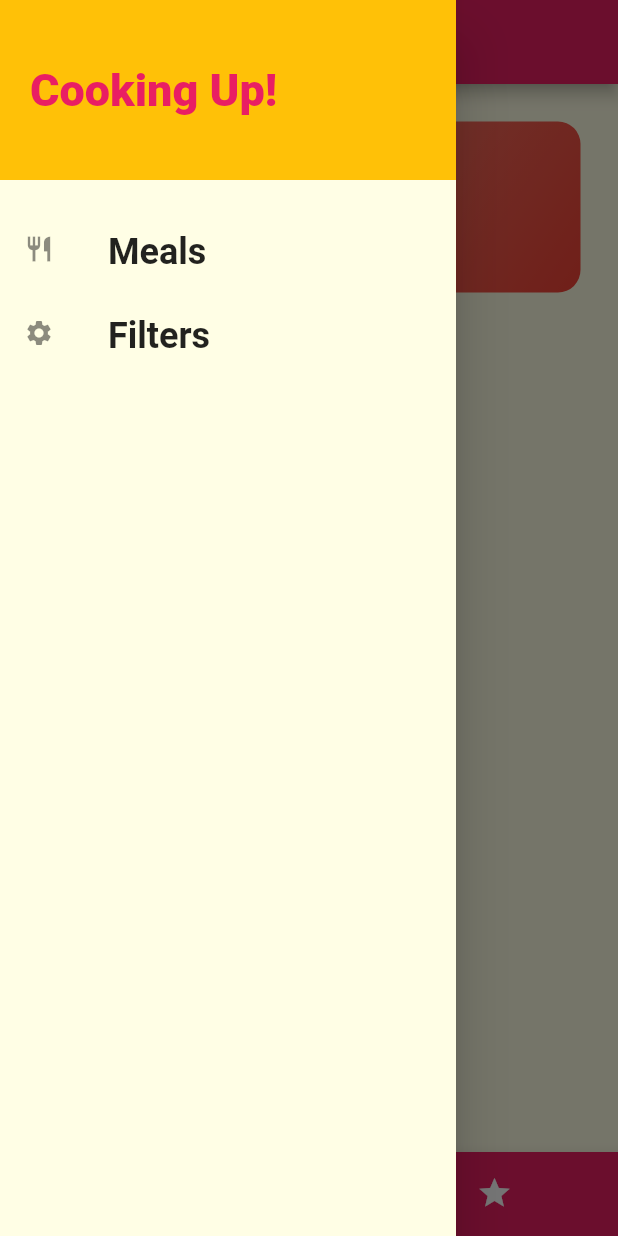
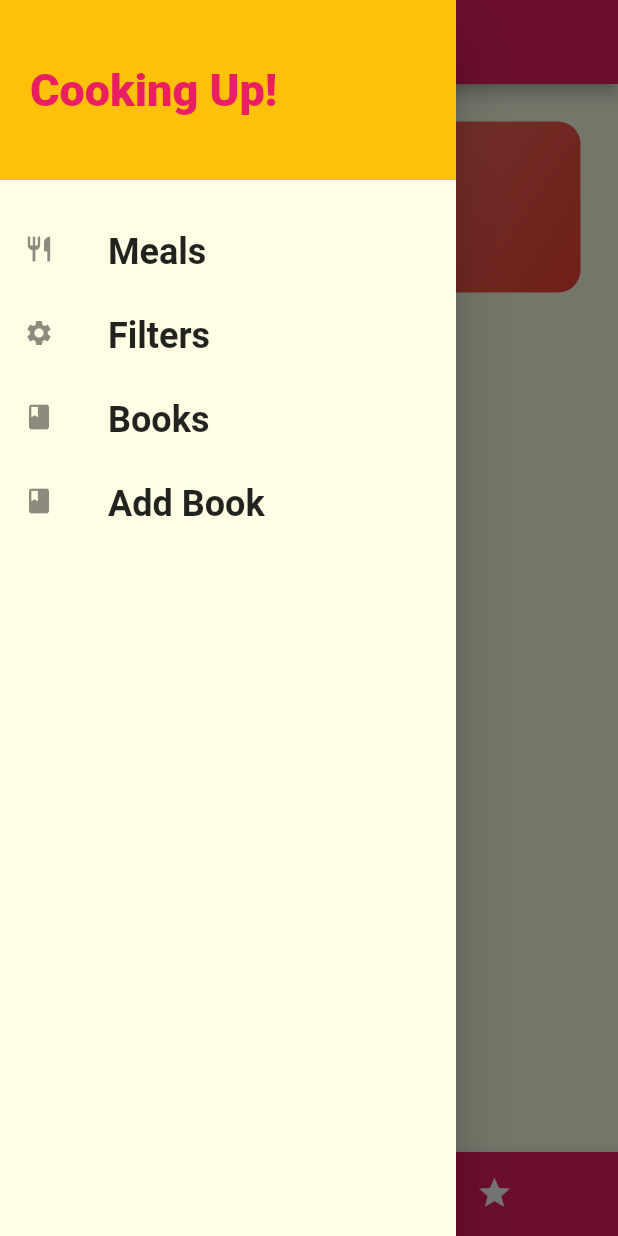
Before and after one commit to angelo24983/my-library-app, a Flutter app: the screen it shows after launch, with the side drawer open, on a phone screen of 412 x 824 dp. Run offline on Flutter 3.47's test engine with Material 2 defaults, Android fonts, the phone set to English and light mode, and no system bars; our stand-ins replace firebase_core, firebase_database; accounts and stored records are empty; Roboto replaces fonts that are missing (Raleway, RobotoCondensed).

```diff
--- a/lib/main.dart
+++ b/lib/main.dart
@@ -1,6 +1,9 @@
 import 'package:firebase_core/firebase_core.dart';
 import 'package:flutter/material.dart';
+import 'package:my_library/providers/books_provider.dart';
+import 'package:my_library/screens/books_screen.dart';
 import 'package:my_library/screens/edit_book_screen.dart';
+import 'package:provider/provider.dart';
 import 'dummy_data.dart';
 import 'models/book.dart';
 import 'screens/category_books_screen.dart';
@@ -87,7 +90,13 @@ class _MyAppState extends State<MyApp> {
             fontWeight: FontWeight.bold,
           )),
     );
-    return MaterialApp(
+    return MultiProvider(
+      providers: [
+        ChangeNotifierProvider(
+          create: (ctx) => BooksProvider(),
+        ),
+      ],
+      child: MaterialApp(
         title: 'DeliMeals',
         theme: theme.copyWith(
             colorScheme: theme.colorScheme.copyWith(
@@ -120,7 +129,9 @@ class _MyAppState extends State<MyApp> {
                 currentFilters: _filters,
               ),
           EditBookScreen.routeName: (context) => const EditBookScreen(),
+          BooksScreen.routeName: (context) => const BooksScreen(),
         },
+      ),
     );
   }
 }
--- a/lib/widgets/main_drawer.dart
+++ b/lib/widgets/main_drawer.dart
@@ -1,4 +1,6 @@
 import 'package:flutter/material.dart';
+import 'package:my_library/screens/books_screen.dart';
+import 'package:my_library/screens/edit_book_screen.dart';
 import '../screens/filters_screen.dart';
 
 class MainDrawer extends StatelessWidget {
@@ -61,6 +63,21 @@ class MainDrawer extends StatelessWidget {
                   .pushReplacementNamed(FiltersScreen.routeName);
             },
           ),
+          buildListTile(
+            'Books',
+            Icons.book,
+            () {
+              Navigator.of(context).pushReplacementNamed(BooksScreen.routeName);
+            },
+          ),
+          buildListTile(
+            'Add Book',
+            Icons.book,
+            () {
+              Navigator.of(context)
+                  .pushReplacementNamed(EditBookScreen.routeName);
+            },
+          ),
         ],
       ),
     );
```
Also changed, not shown: lib/screens/books_screen.dart (added, +62 -0 lines), lib/screens/edit_book_screen.dart (+12 -6 lines), pubspec.lock. Lines whose indentation alone changed are shown as unchanged.
